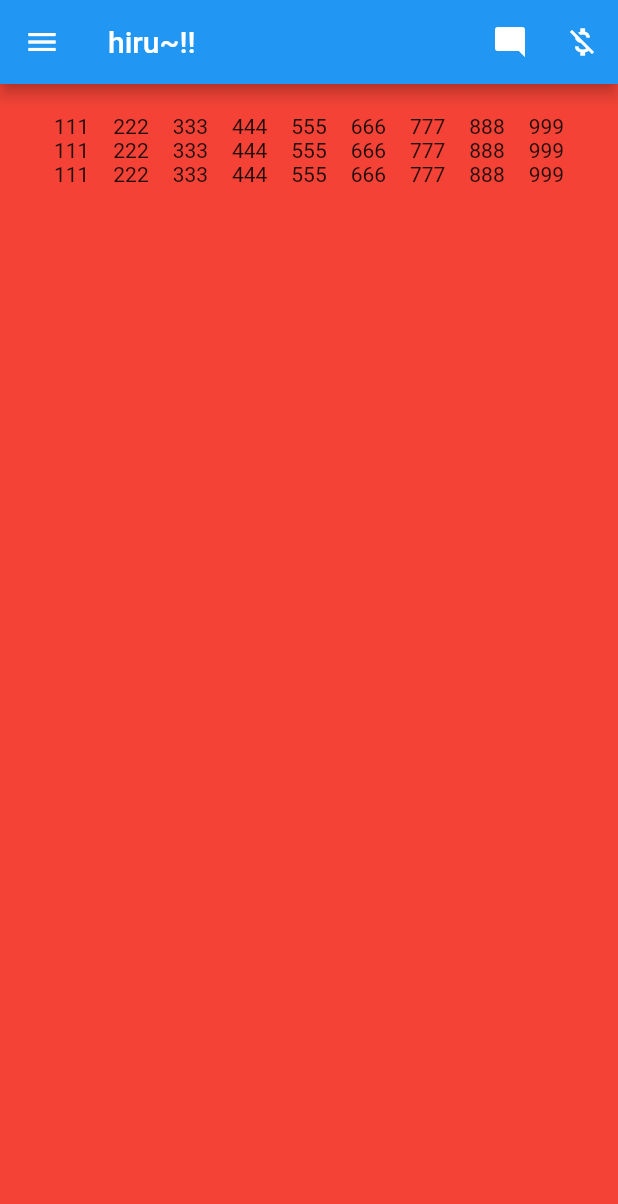
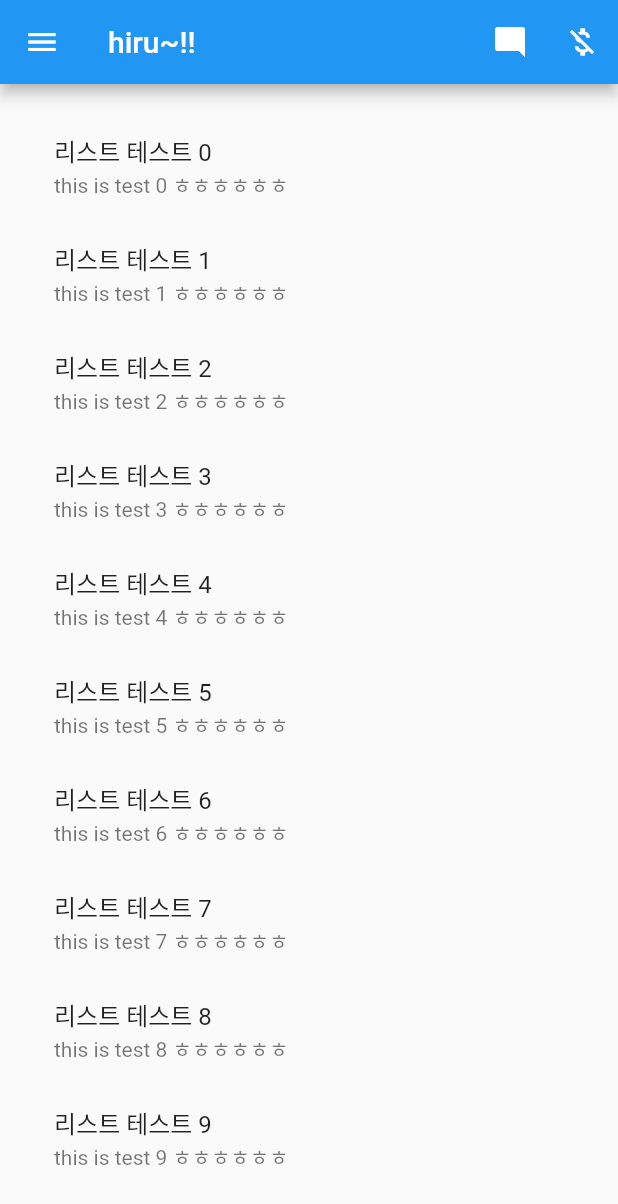
Before and after one commit to fkkmemi/ff, a Flutter app: the screen it shows after launch, on a phone screen of 412 x 824 dp. Shown: the top 1204 px of the screen. Run offline on Flutter 3.47's test engine with Material 2 defaults, Android fonts, the phone set to English and light mode, and no system bars.

Commit message:
3 리스트 출력하기

```diff
--- a/lib/main.dart
+++ b/lib/main.dart
@@ -9,10 +9,10 @@ class MyApp extends StatelessWidget {
   @override
   Widget build(BuildContext context) {
     return MaterialApp(
-      home: home()
+      home: home(context)
     );
   }
-  Widget home() {
+  Widget home(BuildContext context) {
     return Scaffold(
       appBar: AppBar(
         leading: Icon(Icons.menu),
@@ -30,39 +30,29 @@ class MyApp extends StatelessWidget {
           ),
         ],
       ),
-      body: body()
+      body: body(context)
     );
   }
-  Widget body() {
+  Widget body(BuildContext context) {
     return Container(
       padding: EdgeInsets.all(20),
-      decoration: BoxDecoration(
-        color: Colors.red,
-      ),
-      child: cols()
+      // decoration: BoxDecoration(
+      //   color: Colors.red,
+      // ),
+      child: testList(context) // cols() // listViewTest2(context)
     );
   }
-  Widget cols() {
-    return Column(
-      children: <Widget>[
-        rows(), rows(), rows()
-      ],
-    );
-  }
-  Widget rows() {
-    return Row(
-      mainAxisAlignment: MainAxisAlignment.spaceEvenly,
-      children: <Widget>[
-        Text('111'),
-        Text('222'),
-        Text('333'),
-        Text('444'),
-        Text('555'),
-        Text('666'),
-        Text('777'),
-        Text('888'),
-        Text('999'),
-      ]
+
+  Widget testList (BuildContext context) {
+    List<String> items = List.generate(100, (i) => '리스트 테스트 $i');
+    return ListView.builder(
+      itemCount: items.length,
+      itemBuilder: (context, i) {
+        return ListTile(
+          title: Text(items[i]),
+          subtitle: Text('this is test $i ㅎㅎㅎㅎㅎㅎ')
+        );
+      },
     );
   }
 }
```
